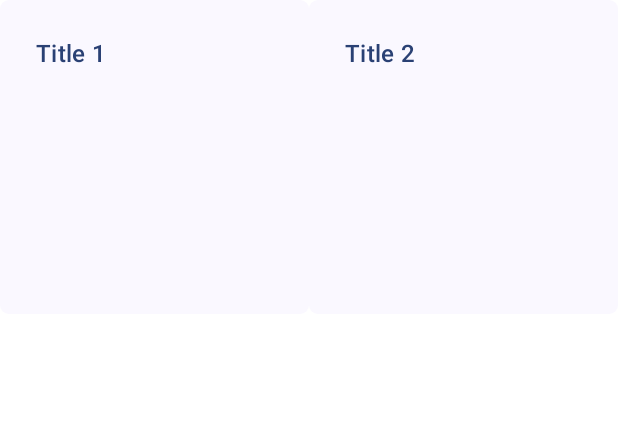
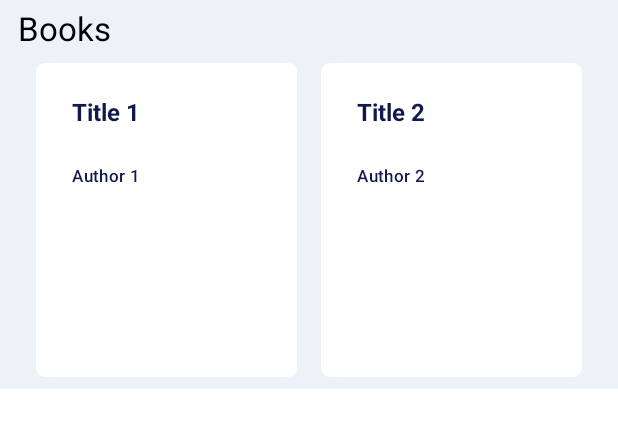
Before and after one commit to dignicate/zero-2023-android, an Android app built with Jetpack Compose: the @Preview function BookListView_Preview, on a phone screen of 412 x 824 dp. Shown: the top 428 px of the screen. Run offline under Robolectric (Android 15) with nearby library versions, the phone set to English and light mode, and no system bars; our stand-ins replace Dagger/Hilt's generated code, Timber; network calls fail.

Commit message:
Feature/theme (#4)
* Color and type extension.

* Versioning.

* Title and background theme.

* Fix theme and color.

---------

Co-authored-by: Xinyiqi <shinichi_watanabe@dignicate.com>

```diff
--- a/app/build.gradle
+++ b/app/build.gradle
@@ -14,7 +14,7 @@ android {
         minSdk 21
         targetSdk 33
         versionCode 1
-        versionName "1.0"
+        versionName "0.1"
 
         testInstrumentationRunner "androidx.test.runner.AndroidJUnitRunner"
         vectorDrawables {
--- a/app/src/main/java/com/dignicate/zero_2023_android/ui/BookListView.kt
+++ b/app/src/main/java/com/dignicate/zero_2023_android/ui/BookListView.kt
@@ -1,8 +1,10 @@
 package com.dignicate.zero_2023_android.ui
 
 import androidx.compose.foundation.background
+import androidx.compose.foundation.layout.Arrangement
 import androidx.compose.foundation.layout.Box
 import androidx.compose.foundation.layout.Column
+import androidx.compose.foundation.layout.Spacer
 import androidx.compose.foundation.layout.height
 import androidx.compose.foundation.layout.padding
 import androidx.compose.foundation.layout.width
@@ -24,6 +26,9 @@ import androidx.compose.ui.unit.dp
 import androidx.hilt.navigation.compose.hiltViewModel
 import androidx.lifecycle.Lifecycle
 import androidx.lifecycle.LifecycleEventObserver
+import com.dignicate.zero_2023_android.ui.theme.ColorSchemeExtension.bookCell
+import com.dignicate.zero_2023_android.ui.theme.ColorSchemeExtension.textMain
+import com.dignicate.zero_2023_android.ui.theme.TypographyExtension.bodyTitle
 import com.dignicate.zero_2023_android.ui.theme.Zero2023androidTheme
 
 @Composable
@@ -60,9 +65,25 @@ private fun BookListView(
     data: BookListViewModel.Data?,
 ) {
     val state = rememberLazyGridState()
+    Column(
+        modifier = modifier
+            .background(
+                color = MaterialTheme.colorScheme.background,
+            ),
+    ) {
+        Text(
+            text = "Books",
+            modifier = modifier
+                .padding(start = 12.dp, top = 6.dp),
+            style = MaterialTheme.typography.titleLarge,
+        )
         LazyVerticalGrid(
             columns = GridCells.Adaptive(159.dp),
             state = state,
+            modifier = modifier
+                .padding(horizontal = 24.dp, vertical = 8.dp),
+            verticalArrangement = Arrangement.spacedBy(10.dp),
+            horizontalArrangement = Arrangement.spacedBy(16.dp),
         ) {
             val items = data?.items ?: emptyList()
             items(items.size) { index ->
@@ -71,6 +92,7 @@ private fun BookListView(
                     modifier = modifier,
                     item = item,
                 )
+            }
         }
     }
 }
@@ -85,7 +107,7 @@ private fun BookListItemView(
             .width(159.dp)
             .height(209.dp)
             .background(
-                color = MaterialTheme.colorScheme.background,
+                color = MaterialTheme.colorScheme.bookCell,
                 shape = RoundedCornerShape(6.dp)
             )
     ) {
@@ -95,15 +117,20 @@ private fun BookListItemView(
         ) {
             Text(
                 text = item.title,
-                color = MaterialTheme.colorScheme.primary,
-                style=  MaterialTheme.typography.titleMedium,
-                modifier = modifier,
+                color = MaterialTheme.colorScheme.textMain,
+                style=  MaterialTheme.typography.bodyTitle,
+                modifier = modifier
+                    .height(36.dp),
+                maxLines = 2,
             )
+            Spacer(modifier = modifier.height(8.dp))
             Text(
                 text = item.author,
-                color = MaterialTheme.colorScheme.primary,
+                color = MaterialTheme.colorScheme.textMain,
                 style = MaterialTheme.typography.labelSmall,
-                modifier = modifier,
+                modifier = modifier
+                    .height(28.dp),
+                maxLines = 2,
             )
         }
     }
@@ -119,11 +146,11 @@ private fun BookListView_Preview() {
                 items = listOf(
                     BookListViewModel.Data.Item(
                         title = "Title 1",
-                        author = "",
+                        author = "Author 1",
                     ),
                     BookListViewModel.Data.Item(
                         title = "Title 2",
-                        author = "",
+                        author = "Author 2",
                     )
                 )
             )
--- a/app/src/main/java/com/dignicate/zero_2023_android/ui/theme/Theme.kt
+++ b/app/src/main/java/com/dignicate/zero_2023_android/ui/theme/Theme.kt
@@ -11,21 +11,31 @@ import androidx.compose.material3.dynamicLightColorScheme
 import androidx.compose.material3.lightColorScheme
 import androidx.compose.runtime.Composable
 import androidx.compose.runtime.SideEffect
+import androidx.compose.runtime.getValue
+import androidx.compose.runtime.mutableStateOf
+import androidx.compose.runtime.structuralEqualityPolicy
+import androidx.compose.ui.graphics.Color
 import androidx.compose.ui.graphics.toArgb
 import androidx.compose.ui.platform.LocalContext
 import androidx.compose.ui.platform.LocalView
 import androidx.core.view.ViewCompat
 
+/**
+ * https://developer.android.com/jetpack/compose/designsystems/material3
+ */
+
 private val DarkColorScheme: ColorScheme = darkColorScheme(
-    primary = Purple80,
-    secondary = PurpleGrey80,
-    tertiary = Pink80
+    background = Color(0xFFEDF1F8),
+    // primary = Purple80,
+    // secondary = PurpleGrey80,
+    // tertiary = Pink80
 )
 
 private val LightColorScheme: ColorScheme = lightColorScheme(
-    primary = Purple40,
-    secondary = PurpleGrey40,
-    tertiary = Pink40
+    background = Color(0xFFEDF1F8),
+    // primary = Purple40,
+    // secondary = PurpleGrey40,
+    // tertiary = Pink40
 
     /* Other default colors to override
     background = Color(0xFFFFFBFE),
@@ -46,10 +56,10 @@ fun Zero2023androidTheme(
     content: @Composable () -> Unit
 ) {
     val colorScheme = when {
-        dynamicColor && Build.VERSION.SDK_INT >= Build.VERSION_CODES.S -> {
-            val context = LocalContext.current
-            if (darkTheme) dynamicDarkColorScheme(context) else dynamicLightColorScheme(context)
-        }
+        // dynamicColor && Build.VERSION.SDK_INT >= Build.VERSION_CODES.S -> {
+        //     val context = LocalContext.current
+        //     if (darkTheme) dynamicDarkColorScheme(context) else dynamicLightColorScheme(context)
+        // }
         darkTheme -> DarkColorScheme
         else -> LightColorScheme
     }
@@ -67,3 +77,9 @@ fun Zero2023androidTheme(
         content = content
     )
 }
+
+// FIXME: Need better way of extensions.
+object ColorSchemeExtension {
+    val ColorScheme.textMain by mutableStateOf(Color(0xFF11184B), structuralEqualityPolicy())
+    val ColorScheme.bookCell by mutableStateOf(Color(0xFFFFFFFF), structuralEqualityPolicy())
+}
--- a/app/src/main/java/com/dignicate/zero_2023_android/ui/theme/Type.kt
+++ b/app/src/main/java/com/dignicate/zero_2023_android/ui/theme/Type.kt
@@ -4,6 +4,8 @@ import androidx.compose.material3.Typography
 import androidx.compose.ui.text.TextStyle
 import androidx.compose.ui.text.font.FontFamily
 import androidx.compose.ui.text.font.FontWeight
+import androidx.compose.ui.unit.TextUnit
+import androidx.compose.ui.unit.TextUnitType
 import androidx.compose.ui.unit.sp
 
 // Set of Material typography styles to start with
@@ -32,3 +34,14 @@ val Typography = Typography(
     )
     */
 )
+
+// FIXME: Need better way of extension.
+object TypographyExtension {
+    val Typography.bodyTitle: TextStyle
+        get() = TextStyle(
+            fontFamily = FontFamily.Default,
+            fontWeight = FontWeight.Bold,
+            fontSize = 16.sp,
+            lineHeight = 16.sp,
+        )
+}
```
Lines whose indentation alone changed are shown as unchanged.
